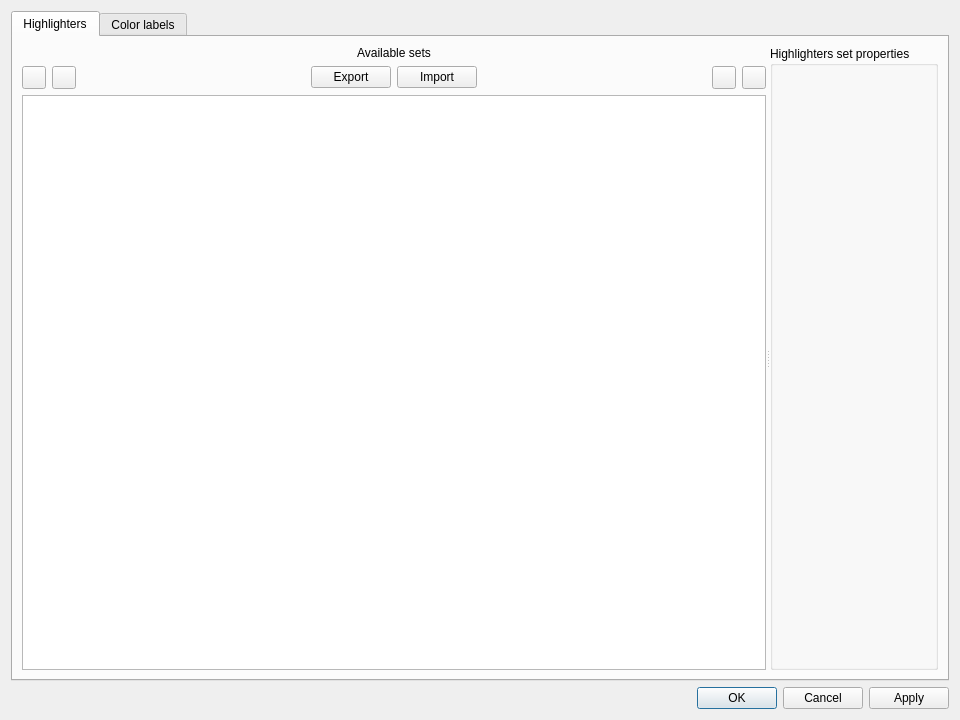
First picture: the form in src/ui/include/highlightersdialog.ui, repository 64x-lunicorn/LogSquirl, before the edit.
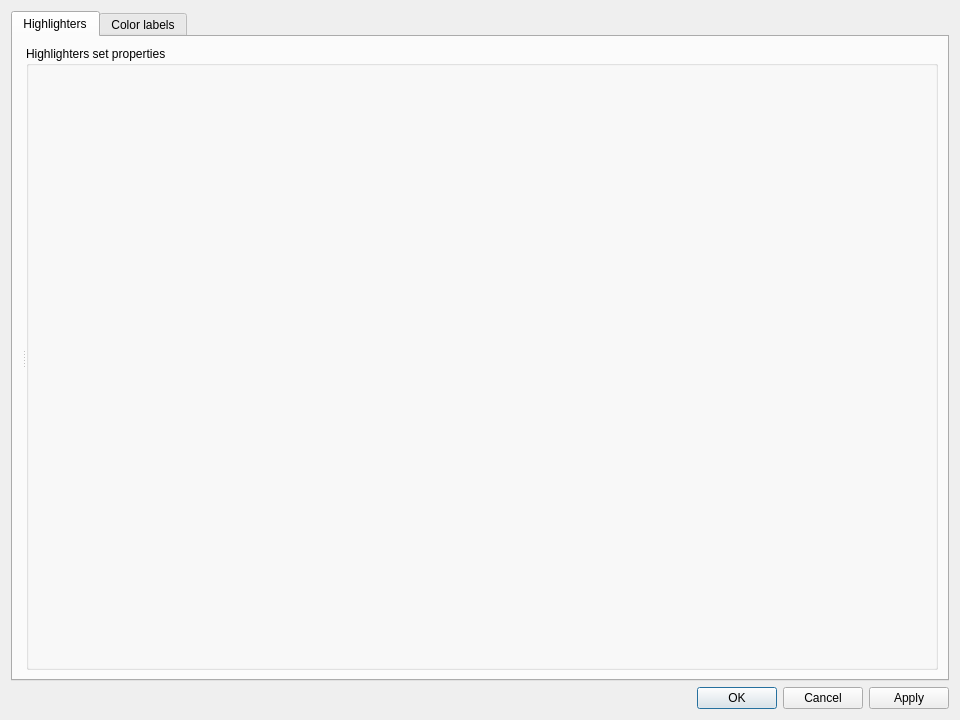
Second picture: the form after the edit. Icons and pictures are not drawn.

Commit message:
feat: Filter Groups, Highlighter Sets and Naming Groups share one group list (#893)
The Predefined Filters, Highlighters and Value Names dialogs list their groups in one Group List: the user's own, the Team and the Plugin groups as sections of one list, one row of buttons naming the kind, Export... and Import... below. The dialogs hand it their groups and do what it says the user asked for. It replaces TeamGroupsSection and PluginGroupsSection; TeamGroupEdits moves to teamgroupedits.h.

```diff
--- a/src/ui/include/highlightersdialog.ui
+++ b/src/ui/include/highlightersdialog.ui
@@ -40,129 +40,6 @@
          </property>
          <widget class="QWidget" name="layoutWidget">
           <layout class="QVBoxLayout" name="verticalLayout">
-           <item>
-            <widget class="QLabel" name="label">
-             <property name="text">
-              <string>Available sets</string>
-             </property>
-             <property name="alignment">
-              <set>Qt::AlignCenter</set>
-             </property>
-            </widget>
-           </item>
-           <item>
-            <layout class="QHBoxLayout" name="buttonsLayout">
-             <property name="spacing">
-              <number>6</number>
-             </property>
-             <item>
-              <widget class="QToolButton" name="addHighlighterButton">
-               <property name="toolTip">
-                <string>New Highlighter</string>
-               </property>
-               <property name="text">
-                <string/>
-               </property>
-               <property name="icon">
-                <iconset resource="../../app/logsquirl.qrc">
-                 <normaloff>:/images/icons8-plus-16.png</normaloff>:/images/icons8-plus-16.png</iconset>
-               </property>
-              </widget>
-             </item>
-             <item>
-              <widget class="QToolButton" name="removeHighlighterButton">
-               <property name="toolTip">
-                <string>Delete Highlighter</string>
-               </property>
-               <property name="text">
-                <string/>
-               </property>
-               <property name="icon">
-                <iconset resource="../../app/logsquirl.qrc">
-                 <normaloff>:/images/icons8-minus-16.png</normaloff>:/images/icons8-minus-16.png</iconset>
-               </property>
-              </widget>
-             </item>
-             <item>
-              <spacer name="horizontalSpacer_2">
-               <property name="orientation">
-                <enum>Qt::Horizontal</enum>
-               </property>
-               <property name="sizeHint" stdset="0">
-                <size>
-                 <width>40</width>
-                 <height>20</height>
-                </size>
-               </property>
-              </spacer>
-             </item>
-             <item>
-              <widget class="QPushButton" name="exportButton">
-               <property name="text">
-                <string>Export</string>
-               </property>
-              </widget>
-             </item>
-             <item>
-              <widget class="QPushButton" name="importButton">
-               <property name="text">
-                <string>Import</string>
-               </property>
-              </widget>
-             </item>
-             <item>
-              <spacer name="horizontalSpacer">
-               <property name="orientation">
-                <enum>Qt::Horizontal</enum>
-               </property>
-               <property name="sizeHint" stdset="0">
-                <size>
-                 <width>40</width>
-                 <height>20</height>
-                </size>
-               </property>
-              </spacer>
-             </item>
-             <item>
-              <widget class="QToolButton" name="upHighlighterButton">
-               <property name="toolTip">
-                <string>Move Highlighter Up</string>
-               </property>
-               <property name="text">
-                <string/>
-               </property>
-               <property name="icon">
-                <iconset resource="../../app/logsquirl.qrc">
-                 <normaloff>:/images/icons8-up-16.png</normaloff>:/images/icons8-up-16.png</iconset>
-               </property>
-              </widget>
-             </item>
-             <item>
-              <widget class="QToolButton" name="downHighlighterButton">
-               <property name="toolTip">
-                <string>Move Highlighter Down</string>
-               </property>
-               <property name="text">
-                <string/>
-               </property>
-               <property name="icon">
-                <iconset resource="../../app/logsquirl.qrc">
-                 <normaloff>:/images/icons8-down-arrow-16.png</normaloff>:/images/icons8-down-arrow-16.png</iconset>
-               </property>
-              </widget>
-             </item>
-            </layout>
-           </item>
-           <item>
-            <widget class="QListWidget" name="highlighterListWidget">
-             <property name="sizePolicy">
-              <sizepolicy hsizetype="MinimumExpanding" vsizetype="Expanding">
-               <horstretch>0</horstretch>
-               <verstretch>0</verstretch>
-              </sizepolicy>
-             </property>
-            </widget>
-           </item>
           </layout>
          </widget>
          <widget class="QGroupBox" name="groupBox">
```
The commit also changes 24 other files.
